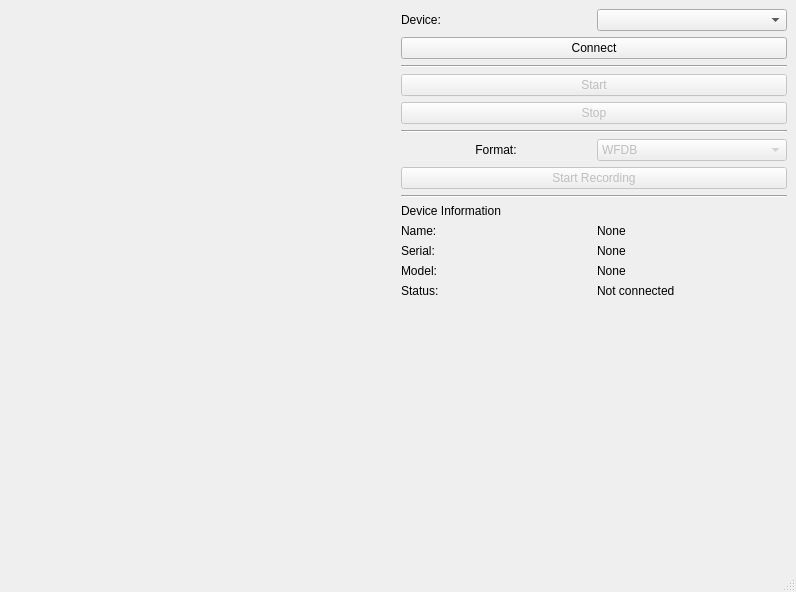
Old version of the form src/ui/main_window.ui in the repository mcsltd/mcs-inRat-monitor.
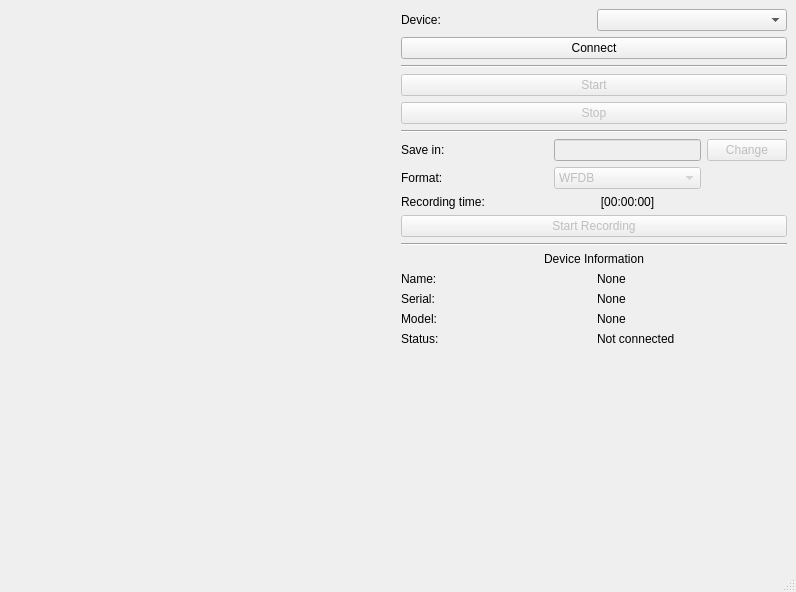
New version of the form. Custom widgets are drawn as their Qt base class.

Diff of the .ui file:
```diff
--- a/src/ui/main_window.ui
+++ b/src/ui/main_window.ui
@@ -82,16 +82,48 @@
       <item>
        <layout class="QHBoxLayout" name="horizontalLayout_2">
         <item>
-         <widget class="QLabel" name="label">
+         <layout class="QGridLayout" name="gridLayout_7">
+          <item row="0" column="0">
+           <widget class="QLabel" name="labelDirSave">
+            <property name="text">
+             <string>Save in:</string>
+            </property>
+            <property name="alignment">
+             <set>Qt::AlignmentFlag::AlignLeading|Qt::AlignmentFlag::AlignLeft|Qt::AlignmentFlag::AlignVCenter</set>
+            </property>
+           </widget>
+          </item>
+          <item row="2" column="0">
+           <widget class="QLabel" name="labelRT">
+            <property name="text">
+             <string>Recording time:</string>
+            </property>
+            <property name="alignment">
+             <set>Qt::AlignmentFlag::AlignLeading|Qt::AlignmentFlag::AlignLeft|Qt::AlignmentFlag::AlignVCenter</set>
+            </property>
+           </widget>
+          </item>
+          <item row="1" column="0">
+           <widget class="QLabel" name="labelFormat">
           <property name="text">
            <string>Format:</string>
           </property>
           <property name="alignment">
+             <set>Qt::AlignmentFlag::AlignLeading|Qt::AlignmentFlag::AlignLeft|Qt::AlignmentFlag::AlignVCenter</set>
+            </property>
+           </widget>
+          </item>
+          <item row="2" column="1">
+           <widget class="QLabel" name="labelRTvalue">
+            <property name="text">
+             <string>[00:00:00]</string>
+            </property>
+            <property name="alignment">
            <set>Qt::AlignmentFlag::AlignCenter</set>
           </property>
          </widget>
         </item>
-        <item>
+          <item row="1" column="1">
          <widget class="QComboBox" name="comboBoxFormat">
           <property name="enabled">
            <bool>false</bool>
@@ -108,6 +140,43 @@
           </item>
          </widget>
         </item>
+          <item row="0" column="1">
+           <widget class="QLineEdit" name="lineEditSave">
+            <property name="enabled">
+             <bool>false</bool>
+            </property>
+            <property name="sizePolicy">
+             <sizepolicy hsizetype="Minimum" vsizetype="Minimum">
+              <horstretch>0</horstretch>
+              <verstretch>0</verstretch>
+             </sizepolicy>
+            </property>
+           </widget>
+          </item>
+          <item row="0" column="2">
+           <widget class="QPushButton" name="pushButtonSelectDirSave">
+            <property name="enabled">
+             <bool>false</bool>
+            </property>
+            <property name="sizePolicy">
+             <sizepolicy hsizetype="Fixed" vsizetype="Minimum">
+              <horstretch>0</horstretch>
+              <verstretch>0</verstretch>
+             </sizepolicy>
+            </property>
+            <property name="minimumSize">
+             <size>
+              <width>5</width>
+              <height>0</height>
+             </size>
+            </property>
+            <property name="text">
+             <string>Change</string>
+            </property>
+           </widget>
+          </item>
+         </layout>
+        </item>
        </layout>
       </item>
       <item>
@@ -132,6 +201,9 @@
         <property name="text">
          <string>Device Information</string>
         </property>
+        <property name="alignment">
+         <set>Qt::AlignmentFlag::AlignCenter</set>
+        </property>
        </widget>
       </item>
       <item>
```
Left out of the diff: 16 changed lines with no effect on the pictures. Lines whose indentation alone changed are shown as unchanged.
